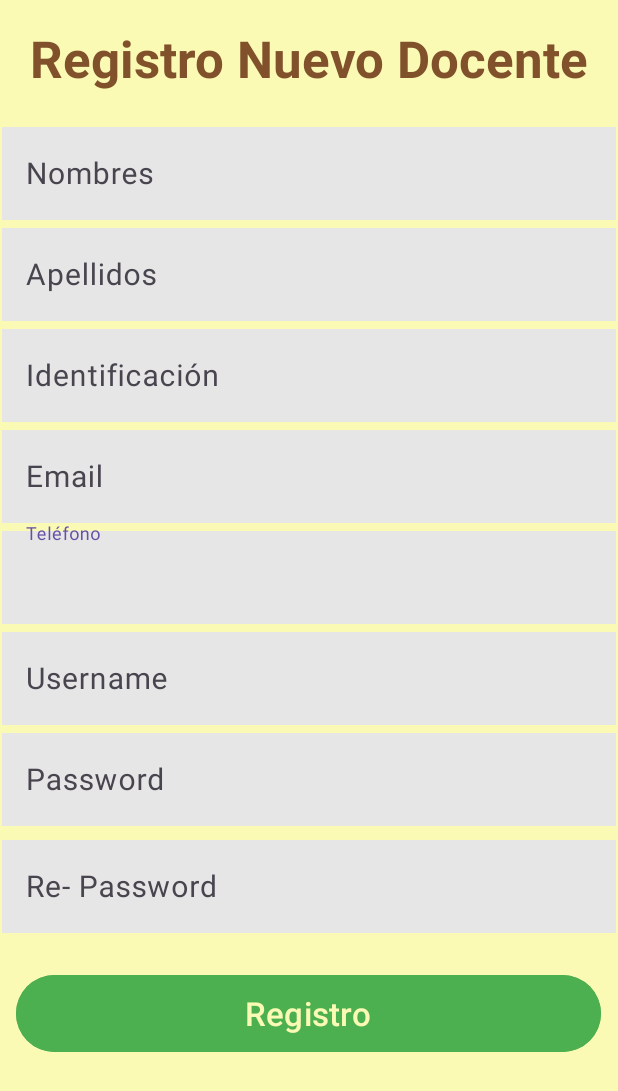
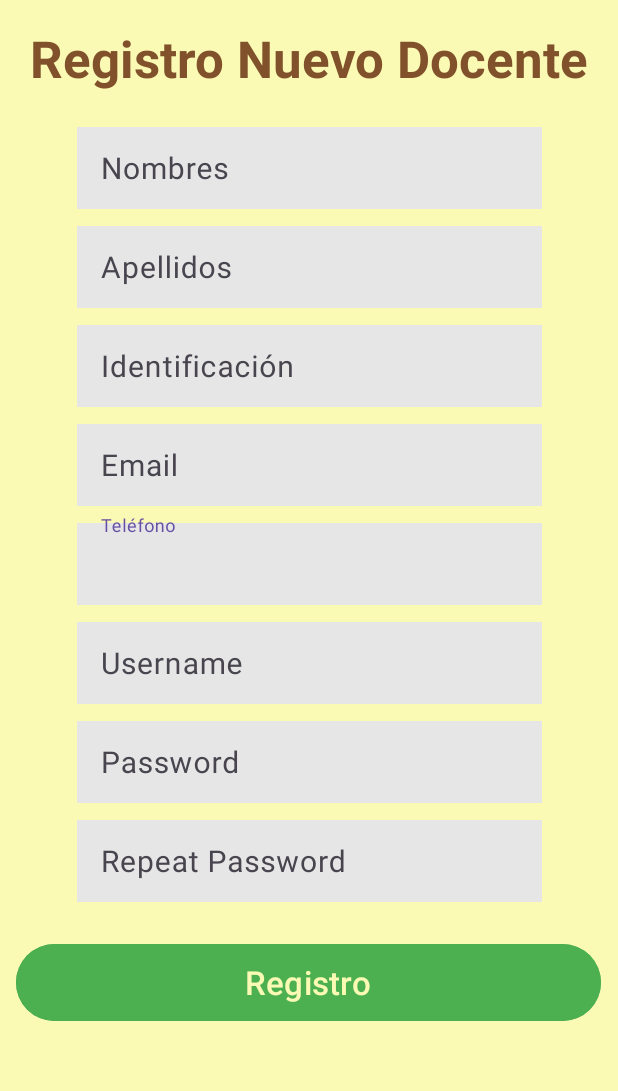
Before and after one commit to gaessena830/gamificado_apk, an Android app: the RegistroDocenteActivity screen opened directly, with no data from a screen before it, on a phone screen of 412 x 824 dp. Shown: the top 1091 px of the screen. Run offline under Robolectric (Android 15) with nearby library versions, the phone set to English and light mode, and no system bars.

Commit message:
Reduccion de inputs en formulario de registro

```diff
--- a/app/src/main/res/layout/activity_registro_docente.xml
+++ b/app/src/main/res/layout/activity_registro_docente.xml
@@ -10,8 +10,9 @@
 
     <com.google.android.material.textfield.TextInputLayout
         android:id="@+id/textInputLayout7"
-        android:layout_width="409dp"
-        android:layout_height="wrap_content"
+        android:layout_width="310dp"
+        android:layout_height="60dp"
+        android:layout_marginTop="6dp"
         app:layout_constraintEnd_toEndOf="parent"
         app:layout_constraintStart_toStartOf="parent"
         app:layout_constraintTop_toBottomOf="@+id/textInputLayout6"
@@ -40,9 +41,11 @@
 
     <com.google.android.material.textfield.TextInputLayout
         android:id="@+id/textInputLayout4"
-        android:layout_width="409dp"
-        android:layout_height="wrap_content"
+        android:layout_width="310dp"
+        android:layout_height="60dp"
+        android:layout_marginTop="6dp"
         app:layout_constraintEnd_toEndOf="parent"
+        app:layout_constraintHorizontal_bias="0.504"
         app:layout_constraintStart_toStartOf="parent"
         app:layout_constraintTop_toBottomOf="@+id/textInputLayout3">
 
@@ -56,8 +59,8 @@
 
     <com.google.android.material.textfield.TextInputLayout
         android:id="@+id/textInputLayout3"
-        android:layout_width="409dp"
-        android:layout_height="wrap_content"
+        android:layout_width="310dp"
+        android:layout_height="60dp"
         android:layout_marginTop="18dp"
         app:layout_constraintEnd_toEndOf="parent"
         app:layout_constraintStart_toStartOf="parent"
@@ -73,8 +76,9 @@
 
     <com.google.android.material.textfield.TextInputLayout
         android:id="@+id/textInputLayout5"
-        android:layout_width="409dp"
-        android:layout_height="wrap_content"
+        android:layout_width="310dp"
+        android:layout_height="60dp"
+        android:layout_marginTop="6dp"
         app:layout_constraintEnd_toEndOf="parent"
         app:layout_constraintStart_toStartOf="parent"
         app:layout_constraintTop_toBottomOf="@+id/textInputLayout4">
@@ -89,8 +93,9 @@
 
     <com.google.android.material.textfield.TextInputLayout
         android:id="@+id/textInputLayout6"
-        android:layout_width="409dp"
-        android:layout_height="wrap_content"
+        android:layout_width="310dp"
+        android:layout_height="60dp"
+        android:layout_marginTop="6dp"
         app:layout_constraintEnd_toEndOf="parent"
         app:layout_constraintStart_toStartOf="parent"
         app:layout_constraintTop_toBottomOf="@+id/textInputLayout5"
@@ -106,8 +111,9 @@
 
     <com.google.android.material.textfield.TextInputLayout
         android:id="@+id/textInputLayout8"
-        android:layout_width="409dp"
-        android:layout_height="wrap_content"
+        android:layout_width="310dp"
+        android:layout_height="60dp"
+        android:layout_marginTop="6dp"
         app:layout_constraintEnd_toEndOf="parent"
         app:layout_constraintStart_toStartOf="parent"
         app:layout_constraintTop_toBottomOf="@+id/textInputLayout7"
@@ -123,8 +129,9 @@
 
     <com.google.android.material.textfield.TextInputLayout
         android:id="@+id/textInputLayout9"
-        android:layout_width="409dp"
-        android:layout_height="wrap_content"
+        android:layout_width="310dp"
+        android:layout_height="60dp"
+        android:layout_marginTop="6dp"
         app:layout_constraintEnd_toEndOf="parent"
         app:layout_constraintStart_toStartOf="parent"
         app:layout_constraintTop_toBottomOf="@+id/textInputLayout8"
@@ -135,14 +142,15 @@
             android:layout_height="wrap_content"
             android:background="#E6E6E6"
             android:hint="Password"
+            android:inputType="textPassword"
             android:textSize="20sp" />
     </com.google.android.material.textfield.TextInputLayout>
 
     <com.google.android.material.textfield.TextInputLayout
         android:id="@+id/textInputLayout10"
-        android:layout_width="409dp"
-        android:layout_height="wrap_content"
-        android:layout_marginTop="4dp"
+        android:layout_width="310dp"
+        android:layout_height="60dp"
+        android:layout_marginTop="6dp"
         app:layout_constraintEnd_toEndOf="parent"
         app:layout_constraintStart_toStartOf="parent"
         app:layout_constraintTop_toBottomOf="@+id/textInputLayout9">
@@ -151,7 +159,8 @@
             android:layout_width="match_parent"
             android:layout_height="wrap_content"
             android:background="#E6E6E6"
-            android:hint="Re- Password"
+            android:hint="Repeat Password"
+            android:inputType="textPassword"
             android:textSize="20sp" />
     </com.google.android.material.textfield.TextInputLayout>
 
```
